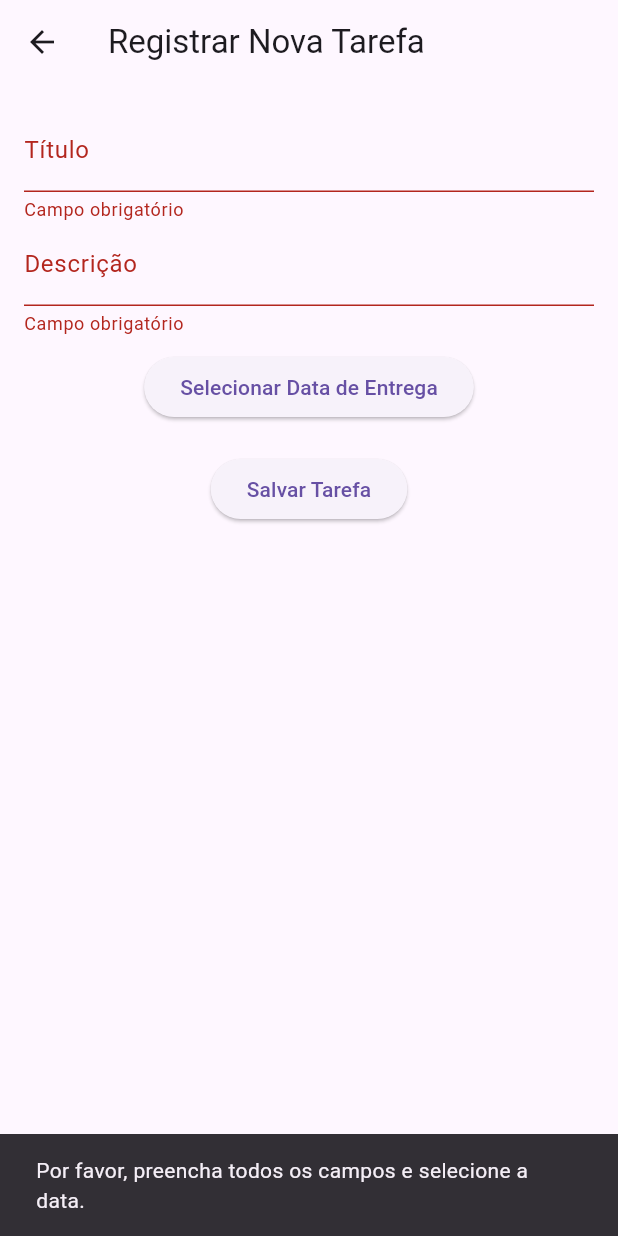
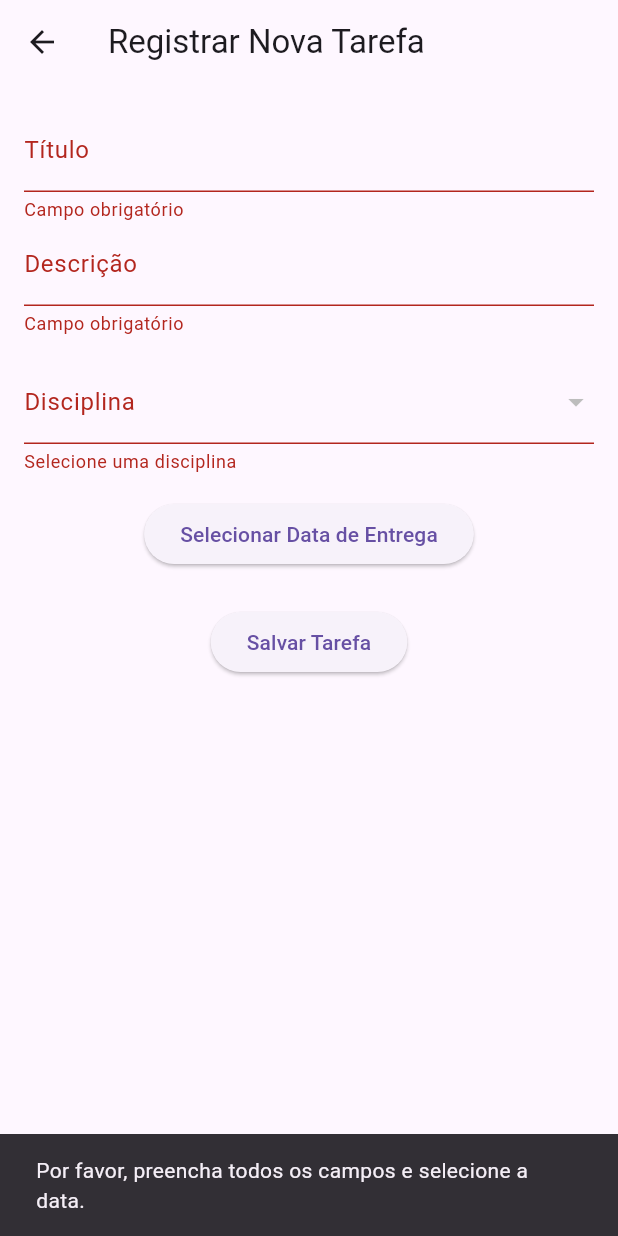
Before and after one commit to ThaylaalyahT/Computa-o_MTpFinal, a Flutter app: the RegistrarTarefaScreen screen opened directly with empty values, after a tap on "Salvar Tarefa", on a phone screen of 412 x 824 dp. Run offline on Flutter 3.47's test engine with Material 3 defaults, Android fonts, the phone set to English and light mode, and no system bars; our stand-ins replace cloud_firestore, file_picker, firebase_auth, firebase_core, firebase_storage, table_calendar; accounts and stored records are empty.

Commit message:
regist a task with a subject related to it

```diff
--- a/flutter_finalapp/lib/screens/professor/registrar_tarefa_screen.dart
+++ b/flutter_finalapp/lib/screens/professor/registrar_tarefa_screen.dart
@@ -22,32 +22,28 @@ class _RegistrarTarefaScreenState extends State<RegistrarTarefaScreen> {
   final _descricaoController = TextEditingController();
   DateTime? _dataSelecionada;
 
-  void _salvarTarefa() async {
-    if (_formKey.currentState!.validate() && _dataSelecionada != null) {
+  List<String> _disciplinas = [];
+  String? _disciplinaSelecionada;
+
+  @override
+  void initState() {
+    super.initState();
+    _carregarDisciplinas();
+  }
+
+  Future<void> _carregarDisciplinas() async {
     try {
-        await FirebaseFirestore.instance.collection('tarefas').add({
-          'titulo': _tituloController.text.trim(),
-          'descricao': _descricaoController.text.trim(),
-          'data': Timestamp.fromDate(_dataSelecionada!), // conversão segura
-          'professorId': widget.professorId,
-          'entregue': false,
-          'criadoEm': Timestamp.now(),
+      final snapshot = await FirebaseFirestore.instance
+          .collection('disciplinas')
+          .where('usuarioId', isEqualTo: widget.professorId)
+          .get();
+
+      setState(() {
+        _disciplinas = snapshot.docs.map((doc) => doc['nome'].toString()).toList();
       });
-
-        if (mounted) {
-          Navigator.pop(context);
-          ScaffoldMessenger.of(context).showSnackBar(
-            const SnackBar(content: Text('Tarefa registrada com sucesso!')),
-          );
-        }
     } catch (e) {
       ScaffoldMessenger.of(context).showSnackBar(
-          SnackBar(content: Text('Erro ao salvar tarefa: $e')),
-        );
-      }
-    } else {
-      ScaffoldMessenger.of(context).showSnackBar(
-        const SnackBar(content: Text('Por favor, preencha todos os campos e selecione a data.')),
+        SnackBar(content: Text('Erro ao carregar disciplinas: $e')),
       );
     }
   }
@@ -67,6 +63,40 @@ class _RegistrarTarefaScreenState extends State<RegistrarTarefaScreen> {
     }
   }
 
+  void _salvarTarefa() async {
+    if (_formKey.currentState!.validate() &&
+        _dataSelecionada != null &&
+        _disciplinaSelecionada != null) {
+      try {
+        await FirebaseFirestore.instance.collection('tarefas').add({
+          'titulo': _tituloController.text.trim(),
+          'descricao': _descricaoController.text.trim(),
+          'data': Timestamp.fromDate(_dataSelecionada!),
+          'professorId': widget.professorId,
+          'disciplina': _disciplinaSelecionada,
+          'entregue': false,
+          'criadoEm': Timestamp.now(),
+        });
+
+        if (mounted) {
+          Navigator.pop(context);
+          ScaffoldMessenger.of(context).showSnackBar(
+            const SnackBar(content: Text('Tarefa registrada com sucesso!')),
+          );
+        }
+      } catch (e) {
+        ScaffoldMessenger.of(context).showSnackBar(
+          SnackBar(content: Text('Erro ao salvar tarefa: $e')),
+        );
+      }
+    } else {
+      ScaffoldMessenger.of(context).showSnackBar(
+        const SnackBar(
+            content: Text('Por favor, preencha todos os campos e selecione a data.')),
+      );
+    }
+  }
+
   @override
   void dispose() {
     _tituloController.dispose();
@@ -82,6 +112,7 @@ class _RegistrarTarefaScreenState extends State<RegistrarTarefaScreen> {
         padding: const EdgeInsets.all(16),
         child: Form(
           key: _formKey,
+          child: SingleChildScrollView(
             child: Column(
               children: [
                 TextFormField(
@@ -96,7 +127,25 @@ class _RegistrarTarefaScreenState extends State<RegistrarTarefaScreen> {
                   validator: (value) =>
                   value == null || value.isEmpty ? 'Campo obrigatório' : null,
                 ),
-              const SizedBox(height: 10),
+                const SizedBox(height: 16),
+                DropdownButtonFormField<String>(
+                  decoration: const InputDecoration(labelText: 'Disciplina'),
+                  value: _disciplinaSelecionada,
+                  items: _disciplinas.map((disciplina) {
+                    return DropdownMenuItem<String>(
+                      value: disciplina,
+                      child: Text(disciplina),
+                    );
+                  }).toList(),
+                  onChanged: (valor) {
+                    setState(() {
+                      _disciplinaSelecionada = valor;
+                    });
+                  },
+                  validator: (value) =>
+                  value == null || value.isEmpty ? 'Selecione uma disciplina' : null,
+                ),
+                const SizedBox(height: 16),
                 ElevatedButton(
                   onPressed: _selecionarData,
                   child: Text(
@@ -105,7 +154,7 @@ class _RegistrarTarefaScreenState extends State<RegistrarTarefaScreen> {
                         : 'Data: ${_dataSelecionada!.toLocal().toString().split(' ')[0]}',
                   ),
                 ),
-              const SizedBox(height: 20),
+                const SizedBox(height: 24),
                 ElevatedButton(
                   onPressed: _salvarTarefa,
                   child: const Text('Salvar Tarefa'),
@@ -114,6 +163,7 @@ class _RegistrarTarefaScreenState extends State<RegistrarTarefaScreen> {
             ),
           ),
         ),
+      ),
     );
   }
 }
```
Lines whose indentation alone changed are shown as unchanged.
